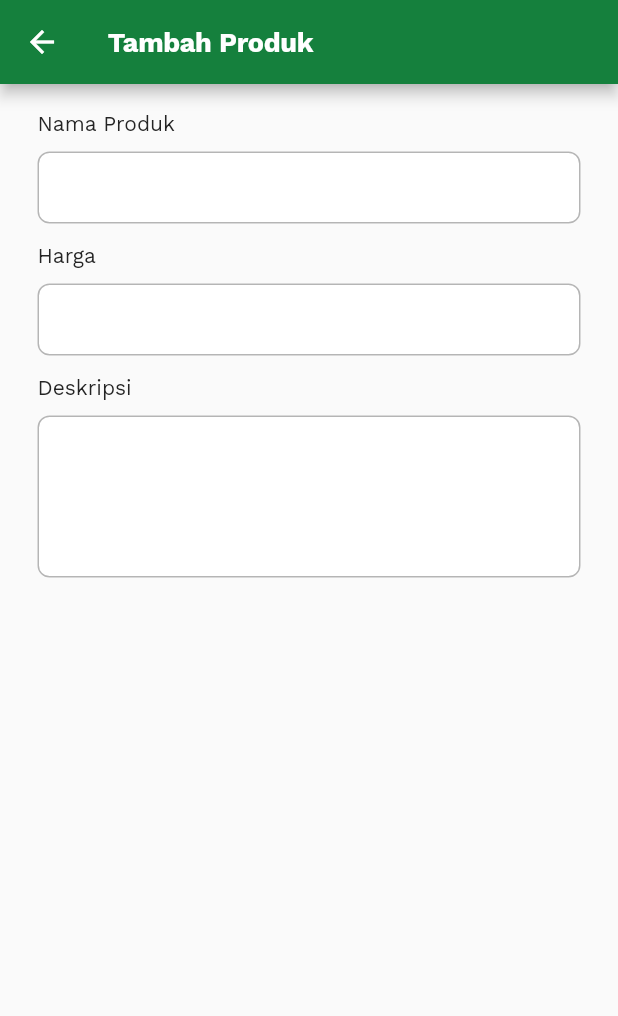
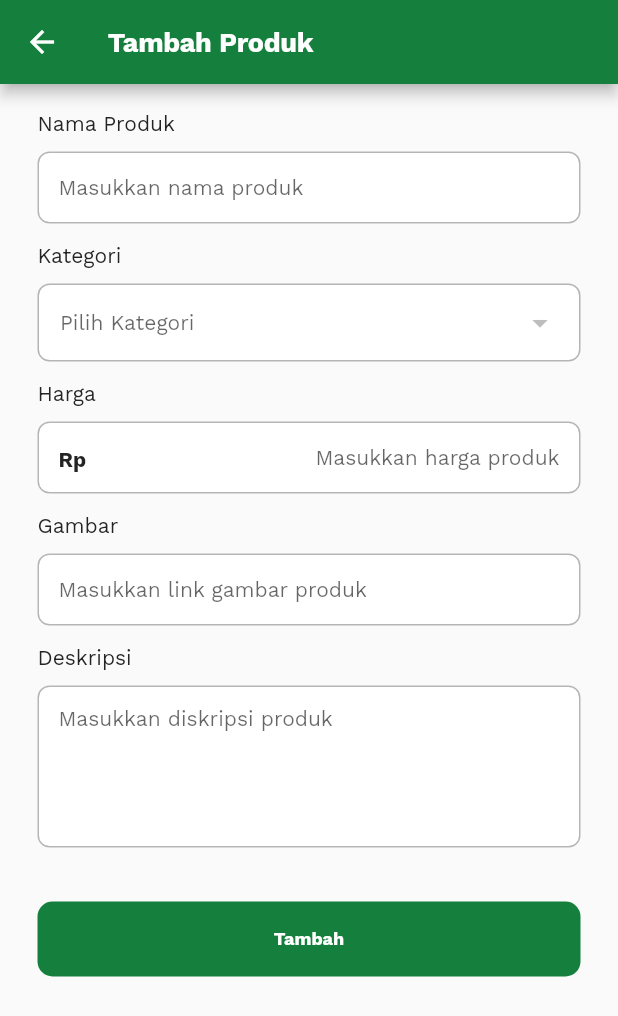
Before and after one commit to rizkichairulloh/geek-garden-test, a Flutter app: the screen it shows after launch, after a tap on the "add" icon, on a phone screen of 412 x 824 dp. Shown: the top 1016 px of the screen. Run offline on Flutter 3.47's test engine with Material 2 defaults, Android fonts, the phone set to English and light mode, and no system bars; drawn by our look-alikes of dropdown_button2; our stand-ins replace animated_text_kit, currency_text_input_formatter, dio, get; network calls fail.

Commit message:
add product

```diff
--- a/lib/controller/add_product_controller.dart
+++ b/lib/controller/add_product_controller.dart
@@ -1,10 +1,18 @@
 import 'package:dio/dio.dart';
+import 'package:flutter/cupertino.dart';
 import 'package:geek_garden_test/utilities/service.dart';
 import 'package:geek_garden_test/widgets/alert.dart';
 import 'package:get/get.dart';
 
 class AddProductController extends GetxController {
+  final GlobalKey<FormState> keyForm = GlobalKey<FormState>();
+  var isLoading = false.obs;
   var listCategory = <String>[].obs;
+  var title = TextEditingController().obs;
+  var category = TextEditingController().obs;
+  var price = TextEditingController().obs;
+  var image = TextEditingController().obs;
+  var description = TextEditingController().obs;
 
   @override
   void onInit() {
@@ -25,7 +33,11 @@ class AddProductController extends GetxController {
       print(" : ${response.data}");
       if (response.statusCode == 200) {
         var data = response.data as List;
-        data.map((e) => listCategory.addAll(e)).toList();
+        for(int i = 0; i < data.length; i++) {
+          listCategory.add(data[i]);
+        }
+        print("Kategori : " + listCategory.value.toString());
+        // data.map((e) => listCategory.addAll(e)).toList();
       } else {
         await AlertApp.alertError("Warning!", "terjadi kesalahan teknis");
       }
@@ -33,4 +45,41 @@ class AddProductController extends GetxController {
       e.toString();
     }
   }
+
+  Future postProduct() async {
+    isLoading.value = true;
+    try {
+      var response = await Dio().post('${Services.BASE_URL}/products',
+        options: Options(
+          followRedirects: false,
+          headers: {"Accept": "application/json",},
+          validateStatus: (status) => true,
+        ),
+        queryParameters: {
+          // 'title': 'test product',
+          // 'price' : '13',
+          // 'description': 'lorem ipsum set',
+          // 'image': 'https://i.pravatar.cc',
+          //  'category': 'electronic'
+          'title': title.value.text,
+          'price' : price.value.text.replaceAll(".", ""),
+          'description': description.value.text,
+          'image': image.value.text,
+          'category': category.value.text
+        }
+      );
+
+      print(" : ${response.data}");
+      if (response.statusCode == 200) {
+        AlertApp.alertSuccess("Sukses!", "produk berhasil ditambahkan !");
+        isLoading.value = false;
+      } else {
+        await AlertApp.alertError("Warning!", "terjadi kesalahan teknis");
+        isLoading.value = false;
+      }
+    } catch (e) {
+      isLoading.value = false;
+      e.toString();
+    }
+  }
 }
--- a/lib/screens/add_product/add_product_screen.dart
+++ b/lib/screens/add_product/add_product_screen.dart
@@ -1,12 +1,35 @@
+import 'package:dropdown_button2/dropdown_button2.dart';
 import 'package:flutter/material.dart';
+import 'package:geek_garden_test/controller/add_product_controller.dart';
 import 'package:geek_garden_test/utilities/constants.dart';
 import 'package:geek_garden_test/utilities/typography.dart';
 import 'package:geek_garden_test/widgets/appbar.dart';
 import 'package:geek_garden_test/widgets/form_input.dart';
+import 'package:geek_garden_test/widgets/primary_button.dart';
+import 'package:geek_garden_test/widgets/widget_button.dart';
 import 'package:get/get.dart';
 
-class AddProductScreen extends StatelessWidget {
+class AddProductScreen extends StatefulWidget {
   const AddProductScreen({Key? key}) : super(key: key);
+
+  @override
+  State<AddProductScreen> createState() => _AddProductScreenState();
+}
+
+class _AddProductScreenState extends State<AddProductScreen> {
+  final AddProductController _controller = Get.put(AddProductController());
+  String? selectedValue;
+
+  @override
+  void initState() {
+    // TODO: implement initState
+    _controller.title.value.clear();
+    _controller.category.value.clear();
+    _controller.image.value.clear();
+    _controller.description.value.clear();
+    _controller.price.value.clear();
+    super.initState();
+  }
 
   @override
   Widget build(BuildContext context) {
@@ -19,17 +42,117 @@ class AddProductScreen extends StatelessWidget {
         width: Get.width,
         height: Get.height,
         padding: const EdgeInsets.symmetric(horizontal: 25, vertical: 15),
+        child: Form(
+          key: _controller.keyForm,
+          child: SingleChildScrollView(
+            controller: ScrollController(),
             child: Column(
               mainAxisAlignment: MainAxisAlignment.start,
               crossAxisAlignment: CrossAxisAlignment.center,
               children: [
-            formInput("Nama Produk"),
+                Obx(() => formInput("Nama Produk",
+                  hint: "Masukkan nama produk",
+                  controller: _controller.title.value,
+                  keyboardType: TextInputType.text,
+                  autoValidateMode: AutovalidateMode.onUserInteraction,
+                  validator: (value) {
+                    if (value == null || value.isEmpty) {
+                      return "Nama Produk tidak boleh kosong";
+                    }
+                    return null;
+                  },
+                ),),
                 const SizedBox(height: 10,),
-            formInput("Harga"),
+                formDropdownButton("Kategori",
+                  child: DropdownButtonHideUnderline(
+                    child: DropdownButton2(
+                      hint: Text(
+                        'Pilih Kategori',
+                        style: TextStyle(
+                          fontSize: 14,
+                          color: Theme
+                              .of(context)
+                              .hintColor,
+                        ),
+                      ),
+                      items: _controller.listCategory
+                          .map((item) =>
+                          DropdownMenuItem<String>(
+                            value: item,
+                            child: Text(
+                              item,
+                              style: const TextStyle(
+                                fontSize: 14,
+                              ),
+                            ),
+                          ))
+                          .toList(),
+                      value: selectedValue,
+                      onChanged: (value) {
+                        setState(() {
+                          selectedValue = value as String;
+                          _controller.category.value = value as TextEditingController;
+                        });
+                      },
+                      buttonHeight: 40,
+                      buttonWidth: 140,
+                      itemHeight: 40,
+                    ),
+                  ),
+                ),
                 const SizedBox(height: 10,),
-            formArea("Deskripsi"),
+                Obx(() => formCurrency("Harga",
+                  controller: _controller.price.value,
+                  hint: "Masukkan harga produk",
+                  autoValidateMode: AutovalidateMode.onUserInteraction,
+                  validator: (value) {
+                    if (value == null || value.isEmpty) {
+                      return "Harga tidak boleh kosong";
+                    }
+                    return null;
+                  },
+                ),),
+                const SizedBox(height: 10,),
+                Obx(() => formInput("Gambar",
+                  hint: "Masukkan link gambar produk",
+                  controller: _controller.image.value,
+                  autoValidateMode: AutovalidateMode.onUserInteraction,
+                  validator: (value) {
+                    if (value == null || value.isEmpty) {
+                      return "Gambar produk tidak boleh kosong";
+                    }
+                    return null;
+                  },
+                ),),
+                const SizedBox(height: 10,),
+                Obx(() => formArea("Deskripsi",
+                  hint: "Masukkan diskripsi produk",
+                  controller: _controller.description.value,
+                  autoValidateMode: AutovalidateMode.onUserInteraction,
+                  validator: (value) {
+                    if (value == null || value.isEmpty) {
+                      return "Deskripsi produk tidak boleh kosong";
+                    }
+                    return null;
+                  },
+                ),),
+                const SizedBox(height: 36,),
+                SizedBox(
+                    width: Get.width,
+                    height: 50,
+                    child: Obx(() => _controller.isLoading.value != true ? buttonSky(
+                        "Tambah",
+                        onPressed: () {
+                          if(_controller.keyForm.currentState!.validate()) {
+                            _controller.postProduct();
+                          }
+                        }
+                    ) : buttonSkyLoading())
+                )
               ],
             ),
+          )
+        )
       ),
     );
   }
--- a/lib/widgets/form_input.dart
+++ b/lib/widgets/form_input.dart
@@ -1,6 +1,9 @@
+import 'package:currency_text_input_formatter/currency_text_input_formatter.dart';
 import 'package:flutter/material.dart';
+import 'package:flutter/services.dart';
 import 'package:geek_garden_test/utilities/constants.dart';
 import 'package:geek_garden_test/utilities/typography.dart';
+import 'package:get/get.dart';
 
 Widget formInput(
     text, {
@@ -211,6 +214,8 @@ Widget formDropdownButton(
       ),
       const SizedBox(height: 10,),
       Container(
+        width: Get.width,
+        height: 52,
         decoration: BoxDecoration(
             color: Colors.white,
             borderRadius: BorderRadius.circular(8.0),
@@ -224,3 +229,30 @@ Widget formDropdownButton(
     ],
   );
 }
+
+
+Widget formCurrency(text, {controller, hint, validator, autoValidateMode}) {
+  return formInput(
+    text,
+    validator: validator,
+    controller: controller,
+    autoValidateMode: autoValidateMode,
+    prefixIcon: Padding(
+      padding: EdgeInsets.all(14.0),
+      child: Text(
+        "Rp",
+        style: kTextBody.copyWith(fontWeight: FontWeight.w700),
+      ),
+    ),
+    textAlign: TextAlign.end,
+    hint: hint,
+    keyboardType: TextInputType.number,
+    inputFormatters: <TextInputFormatter>[
+      CurrencyTextInputFormatter(
+        locale: 'id',
+        decimalDigits: 0,
+        symbol: '',
+      ),
+    ],
+  );
+}
--- a/lib/widgets/primary_button.dart
+++ b/lib/widgets/primary_button.dart
@@ -25,7 +25,7 @@ ElevatedButton primaryButton(
         side: border
             ? BorderSide(width: widthBorder, color: colorBorder ?? Colors.black)
             : BorderSide.none,
-        borderRadius: BorderRadius.circular(radius ?? 60.0),
+        borderRadius: BorderRadius.circular(radius ?? 10.0),
       ),
       minimumSize: max ? const Size(500.0, 50.0) : null,
     ),
--- a/lib/widgets/widget_button.dart
+++ b/lib/widgets/widget_button.dart
@@ -5,8 +5,12 @@ import 'package:geek_garden_test/utilities/typography.dart';
 
 Widget buttonRaised(text, {textColor = Colors.white, bgColor, onPressed}) {
   return ElevatedButton(
+    child: Text(
+      text,
+      style: kTextButton.copyWith(color: textColor),
+    ),
     style: ElevatedButton.styleFrom(
-      padding: const EdgeInsets.symmetric(
+      padding: EdgeInsets.symmetric(
         horizontal: 15.0,
         vertical: 10.0,
       ),
@@ -17,27 +21,11 @@ Widget buttonRaised(text, {textColor = Colors.white, bgColor, onPressed}) {
       ),
     ),
     onPressed: onPressed,
-    child: Text(
-      text,
-      style: kTextButton.copyWith(color: textColor),
-    ),
   );
 }
 
 Widget buttonRaisedLoading({textColor = Colors.white, bgColor}) {
   return ElevatedButton(
-    style: ElevatedButton.styleFrom(
-      padding: const EdgeInsets.symmetric(
-        horizontal: 15.0,
-        vertical: 10.0,
-      ),
-      primary: bgColor,
-      elevation: 0.0,
-      shape: RoundedRectangleBorder(
-        borderRadius: BorderRadius.circular(10.0),
-      ),
-    ),
-    onPressed: (){},
     child: Row(
       mainAxisAlignment: MainAxisAlignment.center,
       children: [
@@ -55,6 +43,18 @@ Widget buttonRaisedLoading({textColor = Colors.white, bgColor}) {
 
       ],
     ),
+    style: ElevatedButton.styleFrom(
+      padding: EdgeInsets.symmetric(
+        horizontal: 15.0,
+        vertical: 10.0,
+      ),
+      primary: bgColor,
+      elevation: 0.0,
+      shape: RoundedRectangleBorder(
+        borderRadius: BorderRadius.circular(10.0),
+      ),
+    ),
+    onPressed: (){},
   );
 }
 
@@ -102,13 +102,13 @@ Widget buttonOrange16Loading() {
 Widget buttonSky(text, {onPressed}) {
   return buttonRaised(
     text,
-    bgColor: kColorSky,
+    bgColor: kColorGreen,
     onPressed: onPressed,
   );
 }
 Widget buttonSkyLoading() {
   return buttonRaisedLoading(
-    bgColor: kColorSky,
+    bgColor: kColorGreen,
   );
 }
 
--- a/pubspec.yaml
+++ b/pubspec.yaml
@@ -37,6 +37,8 @@ dependencies:
   dio: ^4.0.6
   intl: ^0.17.0
   animated_text_kit: ^4.2.1
+  dropdown_button2: ^1.9.1
+  currency_text_input_formatter: ^2.1.2
 
 dev_dependencies:
   flutter_test:
```
Also changed, not shown: pubspec.lock. Lines whose indentation alone changed are shown as unchanged.
